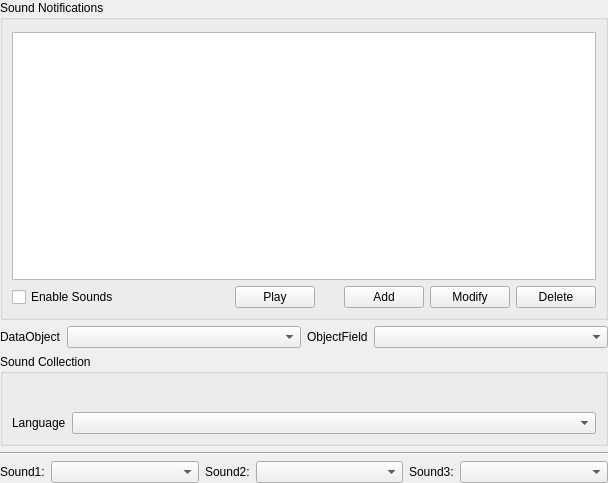
This is ground/openpilotgcs/src/plugins/notify/notifypluginoptionspage.ui in openpilot/OpenPilot as Qt 5 draws it before an edit. The edited form follows.
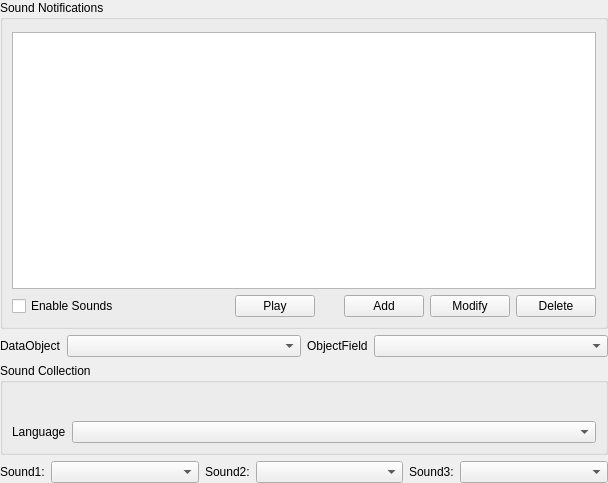
This is the edited form. Icons and pictures are not drawn. Custom widgets are drawn as their Qt base class.

Commit message: OP-833 minor options page cleanup: removed some uneeded separator lines

Patch:
```diff
--- a/ground/openpilotgcs/src/plugins/notify/notifypluginoptionspage.ui
+++ b/ground/openpilotgcs/src/plugins/notify/notifypluginoptionspage.ui
@@ -284,13 +284,6 @@
          </item>
         </layout>
        </item>
-       <item>
-        <widget class="Line" name="line">
-         <property name="orientation">
-          <enum>Qt::Horizontal</enum>
-         </property>
-        </widget>
-       </item>
        <item>
         <layout class="QHBoxLayout" name="dynamicValueLayout"/>
        </item>
```
The commit also changes 2 other files.
